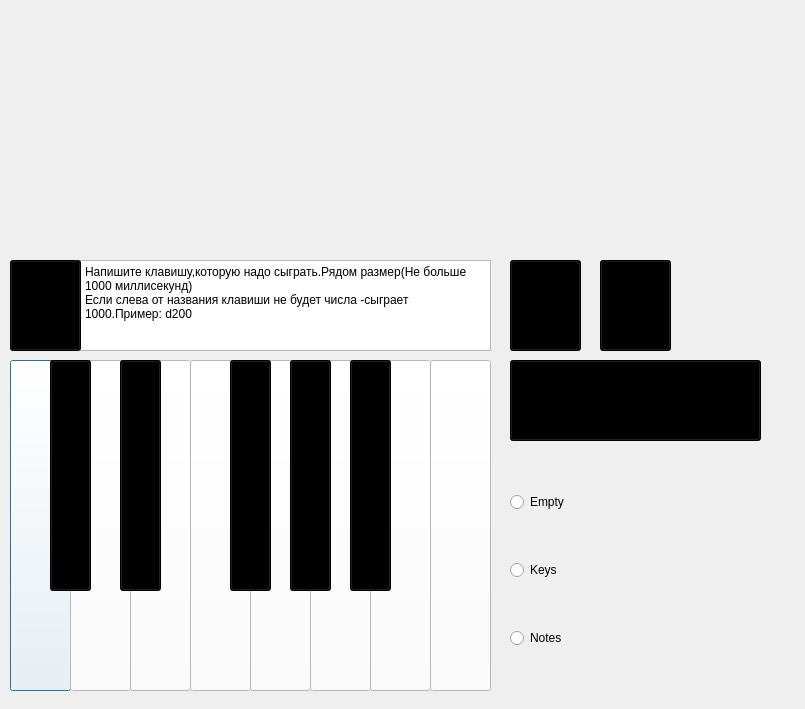
Old version of the form secondwindow.ui in the repository Evalve3/Pianino.
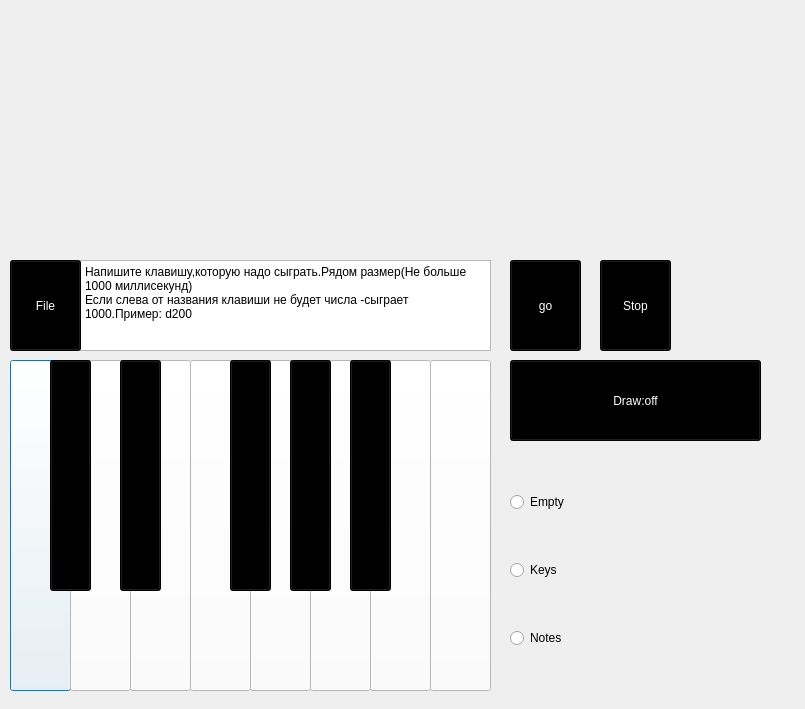
New version of the form.

Diff of the .ui file:
```diff
--- a/secondwindow.ui
+++ b/secondwindow.ui
@@ -265,7 +265,8 @@
     </rect>
    </property>
    <property name="styleSheet">
-    <string notr="true">background-color: rgb(0, 0, 0)</string>
+    <string notr="true">background-color: rgb(0, 0, 0);
+color: rgb(255, 255, 255);</string>
    </property>
    <property name="text">
     <string>Draw:off</string>
@@ -281,7 +282,8 @@
     </rect>
    </property>
    <property name="styleSheet">
-    <string notr="true">background-color: rgb(0, 0, 0)
+    <string notr="true">background-color: rgb(0, 0, 0);
+color: rgb(255, 255, 255);
 </string>
    </property>
    <property name="text">
@@ -298,11 +300,16 @@
     </rect>
    </property>
    <property name="styleSheet">
-    <string notr="true">background-color: rgb(0, 0, 0)
+    <string notr="true">background-color: rgb(0, 0, 0);
+border-color: rgb(255, 255, 255);
+color: rgb(255, 255, 255);
 </string>
    </property>
    <property name="text">
-    <string>Go</string>
+    <string>go</string>
+   </property>
+   <property name="checkable">
+    <bool>false</bool>
    </property>
   </widget>
   <widget class="QPushButton" name="pushButton">
@@ -315,7 +322,8 @@
     </rect>
    </property>
    <property name="styleSheet">
-    <string notr="true">background-color: rgb(0, 0, 0)
+    <string notr="true">background-color: rgb(0, 0, 0);
+color: rgb(255, 255, 255);
 </string>
    </property>
    <property name="text">
```
Left out of the diff: 9 changed lines with no effect on the pictures.
